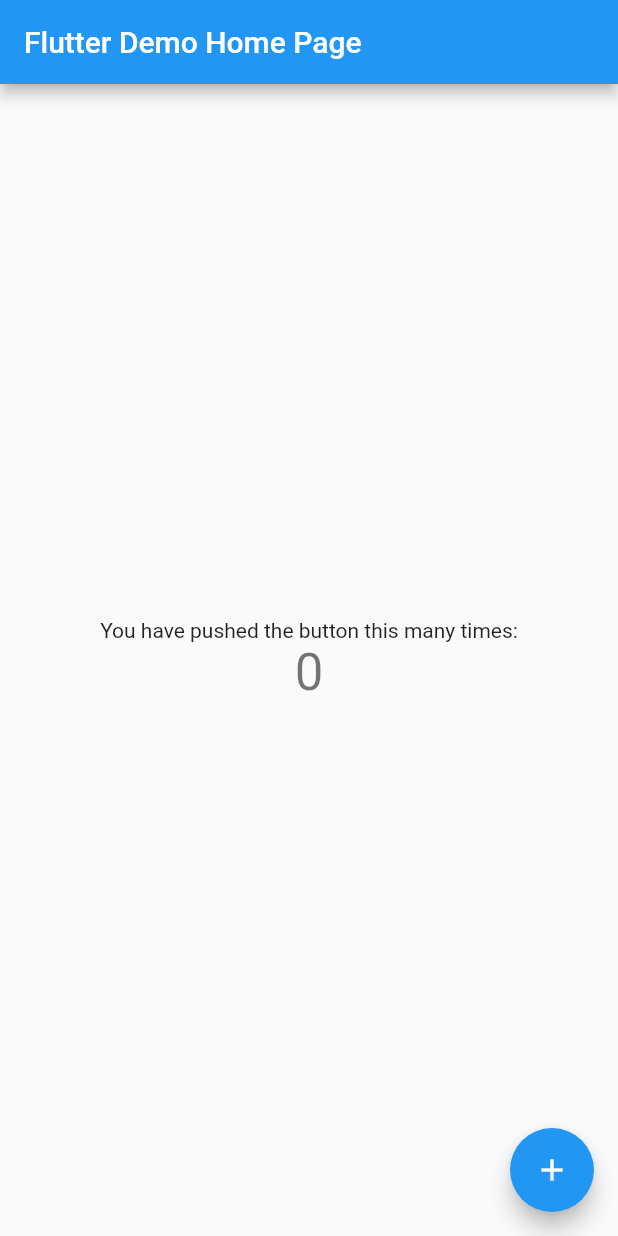
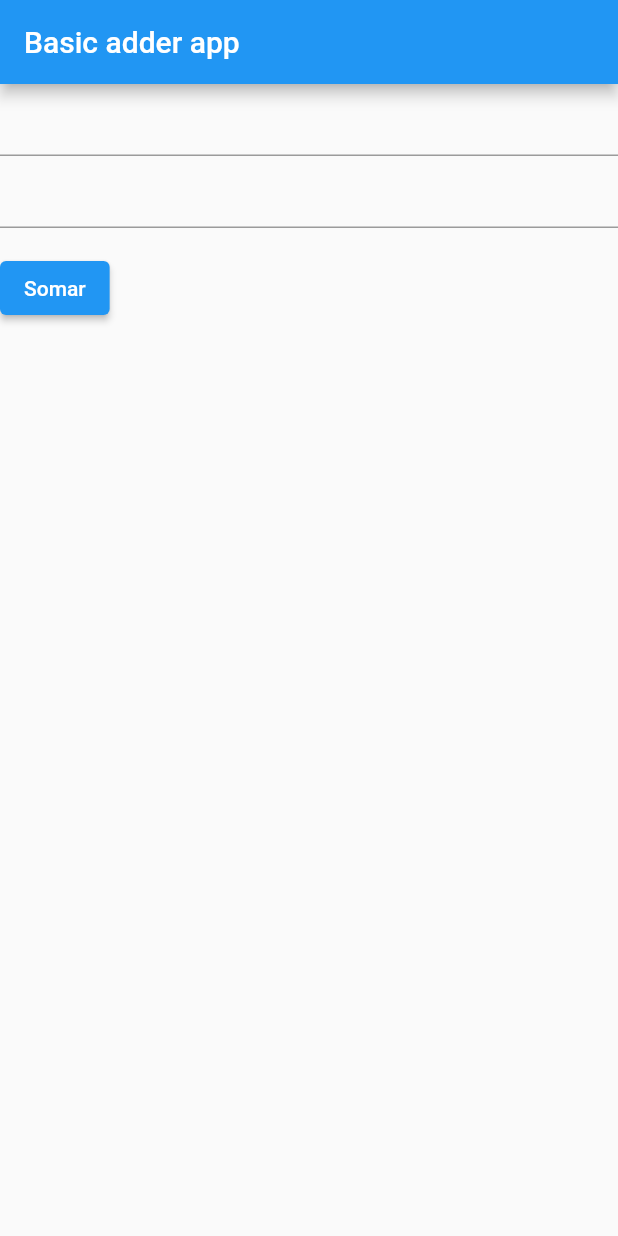
Before and after one commit to Samuel-d-Weber/flutter_adder, a Flutter app: the screen it shows after launch, on a phone screen of 412 x 824 dp. Run offline on Flutter 3.47's test engine with Material 2 defaults, Android fonts, the phone set to English and light mode, and no system bars.

Commit message:
Fixes #3

```diff
--- /dev/null
+++ b/lib/adder_form.dart
@@ -0,0 +1,9 @@
+import 'package:flutter/material.dart';
+import 'adder_form_state.dart';
+
+class AdderForm extends StatefulWidget {
+  @override
+  AdderFormState createState() {
+    return AdderFormState();
+  }
+}
--- /dev/null
+++ b/lib/adder_form_state.dart
@@ -0,0 +1,75 @@
+import 'package:flutter/material.dart';
+import 'adder_form.dart';
+import 'adder.dart';
+
+class AdderFormState extends State<AdderForm> {
+
+  final _formKey = GlobalKey<FormState>();
+  final controllera = TextEditingController();
+  final controllerb = TextEditingController();
+  final Adder adder = Adder();
+
+  @override
+  void dispose() {
+    controllera.dispose();
+    controllerb.dispose();
+    super.dispose();
+  }
+
+  Widget build(BuildContext context) {
+    return Form(
+      key: _formKey,
+      child: Column(
+        crossAxisAlignment: CrossAxisAlignment.start,
+
+        children: [
+          Column(
+            children: [
+              TextFormField(
+                controller: controllera,
+                key: Key('adder_field_a'),
+                validator: (val) {
+                  if (val.isEmpty) {
+                    return 'Por favor insira algo';
+                  }
+                  return null;
+                },
+              ),
+              TextFormField(
+                controller: controllerb,
+                key: Key('adder_field_b'),
+                validator: (val) {
+                  if (val.isEmpty) {
+                    return 'Por favor insira algo';
+                  }
+                  return null;
+                },
+              ),
+            ],
+          ),
+          Padding(
+            padding: const EdgeInsets.symmetric(vertical: 16.0),
+            child: ElevatedButton(
+              onPressed: () {
+                if (_formKey.currentState.validate()) {
+                  adder.a = int.parse(controllera.text);
+                  adder.b = int.parse(controllerb.text);
+                  return showDialog(
+                      context: context,
+                      builder: (context) {
+                        return AlertDialog(
+                          key: Key('adder_result'),
+                          content: Text(adder.sum.toString()),
+                        );
+                      }
+                  );
+                }
+              },
+              child: Text('Somar'),
+            ),
+          )
+        ],
+      ),
+    );
+  }
+}
--- a/lib/main.dart
+++ b/lib/main.dart
@@ -1,15 +1,17 @@
 import 'package:flutter/material.dart';
+import 'adder_form.dart';
 
 void main() {
-  runApp(MyApp());
+  runApp(AdderApp());
 }
 
-class MyApp extends StatelessWidget {
+class AdderApp extends StatelessWidget {
   // This widget is the root of your application.
   @override
   Widget build(BuildContext context) {
+    final appTitle = 'Basic adder app';
     return MaterialApp(
-      title: 'Flutter Demo',
+      title: appTitle,
       theme: ThemeData(
         // This is the theme of your application.
         //
@@ -26,92 +28,12 @@ class MyApp extends StatelessWidget {
         // closer together (more dense) than on mobile platforms.
         visualDensity: VisualDensity.adaptivePlatformDensity,
       ),
-      home: MyHomePage(title: 'Flutter Demo Home Page'),
+      home: Scaffold(
+        appBar: AppBar(
+          title: Text(appTitle),
+        ),
+        body: AdderForm(),
+      )
     );
   }
 }
-
-class MyHomePage extends StatefulWidget {
-  MyHomePage({Key key, this.title}) : super(key: key);
-
-  // This widget is the home page of your application. It is stateful, meaning
-  // that it has a State object (defined below) that contains fields that affect
-  // how it looks.
-
-  // This class is the configuration for the state. It holds the values (in this
-  // case the title) provided by the parent (in this case the App widget) and
-  // used by the build method of the State. Fields in a Widget subclass are
-  // always marked "final".
-
-  final String title;
-
-  @override
-  _MyHomePageState createState() => _MyHomePageState();
-}
-
-class _MyHomePageState extends State<MyHomePage> {
-  int _counter = 0;
-
-  void _incrementCounter() {
-    setState(() {
-      // This call to setState tells the Flutter framework that something has
-      // changed in this State, which causes it to rerun the build method below
-      // so that the display can reflect the updated values. If we changed
-      // _counter without calling setState(), then the build method would not be
-      // called again, and so nothing would appear to happen.
-      _counter++;
-    });
-  }
-
-  @override
-  Widget build(BuildContext context) {
-    // This method is rerun every time setState is called, for instance as done
-    // by the _incrementCounter method above.
-    //
-    // The Flutter framework has been optimized to make rerunning build methods
-    // fast, so that you can just rebuild anything that needs updating rather
-    // than having to individually change instances of widgets.
-    return Scaffold(
-      appBar: AppBar(
-        // Here we take the value from the MyHomePage object that was created by
-        // the App.build method, and use it to set our appbar title.
-        title: Text(widget.title),
-      ),
-      body: Center(
-        // Center is a layout widget. It takes a single child and positions it
-        // in the middle of the parent.
-        child: Column(
-          // Column is also a layout widget. It takes a list of children and
-          // arranges them vertically. By default, it sizes itself to fit its
-          // children horizontally, and tries to be as tall as its parent.
-          //
-          // Invoke "debug painting" (press "p" in the console, choose the
-          // "Toggle Debug Paint" action from the Flutter Inspector in Android
-          // Studio, or the "Toggle Debug Paint" command in Visual Studio Code)
-          // to see the wireframe for each widget.
-          //
-          // Column has various properties to control how it sizes itself and
-          // how it positions its children. Here we use mainAxisAlignment to
-          // center the children vertically; the main axis here is the vertical
-          // axis because Columns are vertical (the cross axis would be
-          // horizontal).
-          mainAxisAlignment: MainAxisAlignment.center,
-          children: <Widget>[
-            Text(
-              'You have pushed the button this many times:',
-            ),
-            Text(
-              '$_counter',
-              style: Theme.of(context).textTheme.headline4,
-            ),
-          ],
-        ),
-      ),
-      floatingActionButton: FloatingActionButton(
-        onPressed: _incrementCounter,
-        tooltip: 'Increment',
-        child: Icon(Icons.add),
-      ), // This trailing comma makes auto-formatting nicer for build methods.
-    );
-  }
-}
```
Also changed, not shown: 2 other files.
